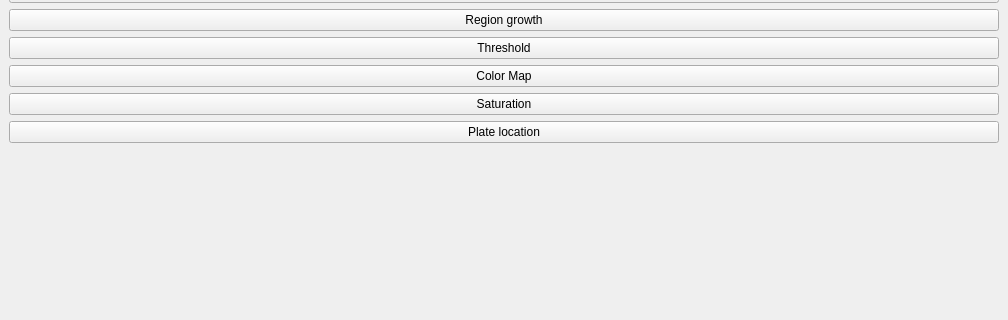
Old version of the form data/qt/MainWindow.ui in the repository gstiebler/vision_workbench; both pictures show x 0 to 1008 and y 103 to 423 of the 1008 by 913 pixel window.
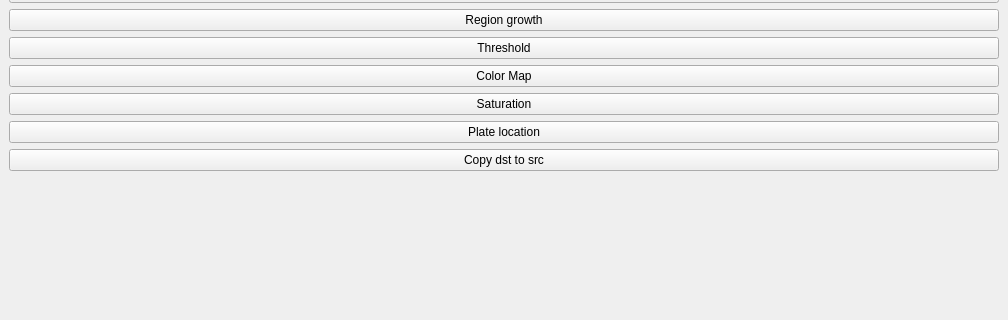
New version of the form.

Commit message: Copying output image to input image on main window

The edit to the form file:
```diff
--- a/data/qt/MainWindow.ui
+++ b/data/qt/MainWindow.ui
@@ -73,6 +73,13 @@
         </property>
        </widget>
       </item>
+      <item>
+       <widget class="QPushButton" name="copyButton">
+        <property name="text">
+         <string>Copy dst to src</string>
+        </property>
+       </widget>
+      </item>
       <item>
        <spacer name="verticalSpacer">
         <property name="orientation">
```
The commit also changes 2 other files.
